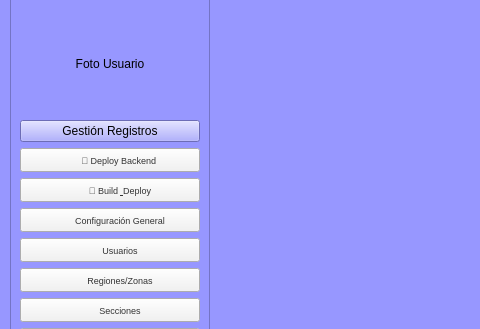
Qt form interfaz/ventana_principal.ui (Fernandopagliari/turismo-backend) before a commit; both pictures show x 0 to 480 and y 271 to 600 of the 823 by 600 pixel window.
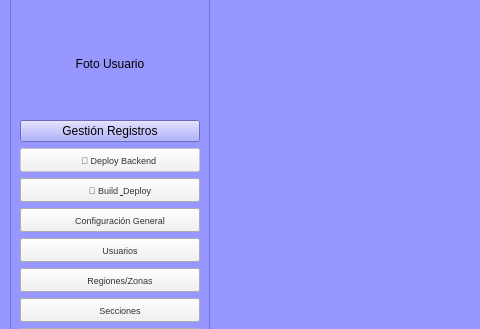
The same form after that commit. Icons and pictures are not drawn.

Patch:
```diff
--- a/interfaz/ventana_principal.ui
+++ b/interfaz/ventana_principal.ui
@@ -159,6 +159,9 @@
      </item>
      <item>
       <widget class="QPushButton" name="btnBackendDeploy">
+       <property name="enabled">
+        <bool>false</bool>
+       </property>
        <property name="minimumSize">
         <size>
          <width>0</width>
```
